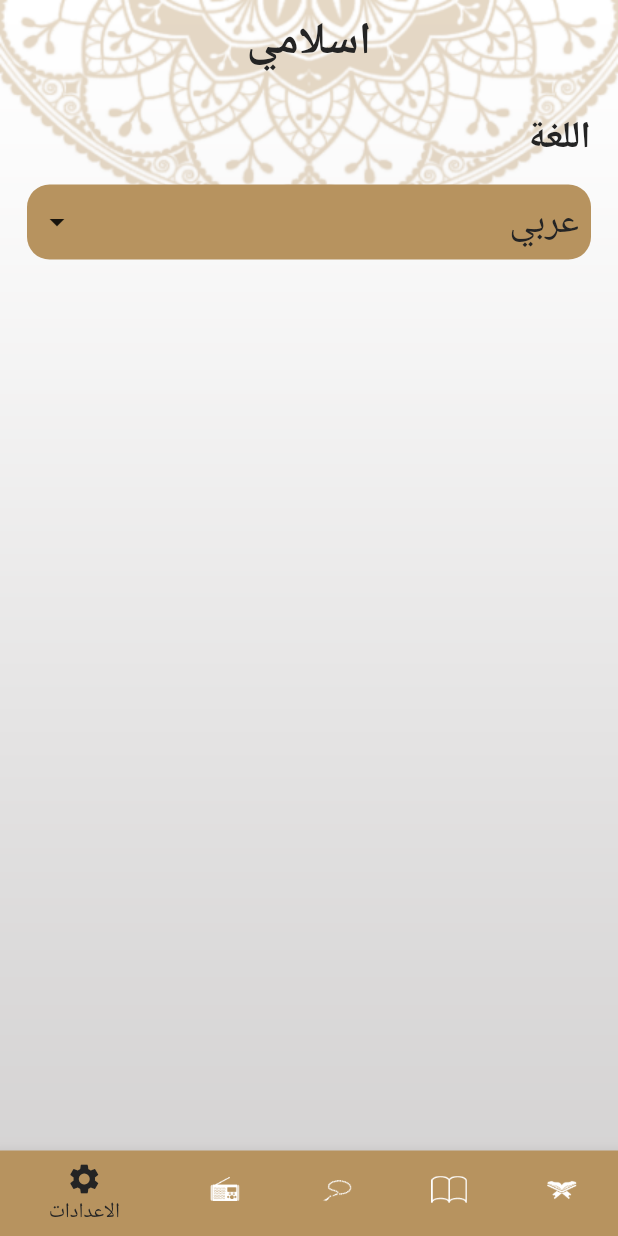
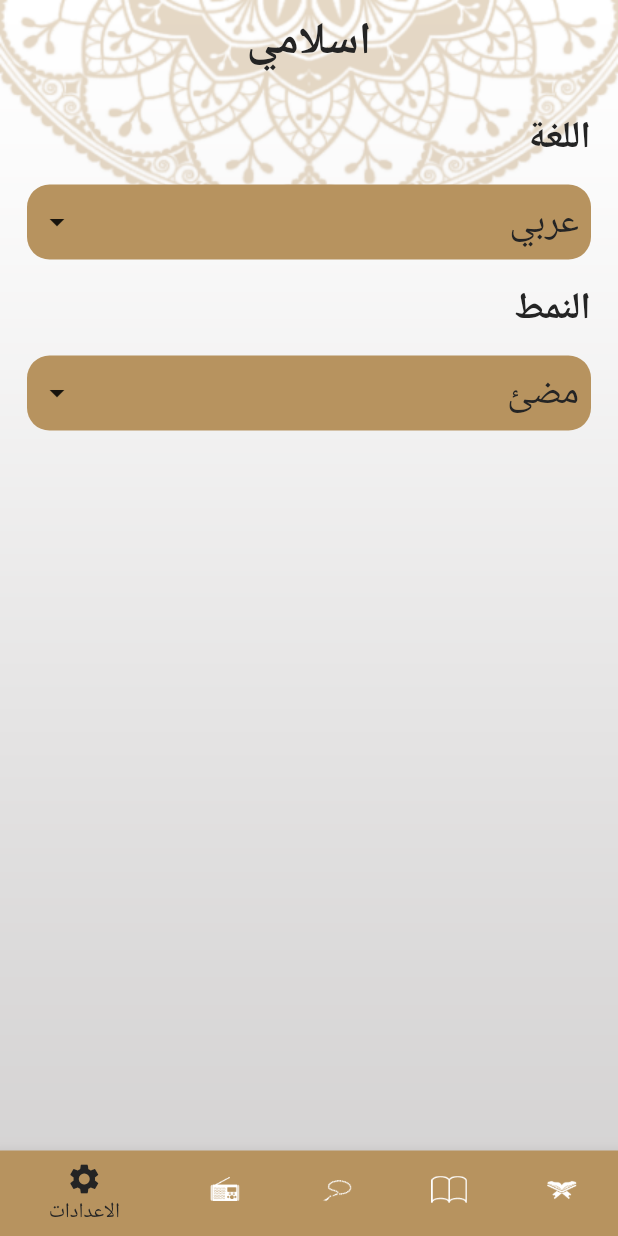
Before and after one commit to RanaUsama20/Islami-App, a Flutter app: the screen it shows after launch, item 5 of the bottom bar chosen, on a phone screen of 412 x 824 dp. Run offline on Flutter 3.47's test engine with Material 2 defaults, Android fonts, the phone set to English and light mode, and no system bars; generated files the repository leaves out were written again.

Commit message:
finished theming.

```diff
--- a/lib/Home/HomeScreen.dart
+++ b/lib/Home/HomeScreen.dart
@@ -5,6 +5,8 @@ import 'package:islami_rana/Radio/radio_tab.dart';
 import 'package:islami_rana/Sebha/sebha_tab.dart';
 import 'package:flutter_gen/gen_l10n/app_localizations.dart';
 import 'package:islami_rana/Settings/settings_tab.dart';
+import 'package:islami_rana/provider/app_config_provider.dart';
+import 'package:provider/provider.dart';
 
 class HomeScreen extends StatefulWidget {
  static const String routeName = 'Home Screen';
@@ -20,8 +22,15 @@ class _HomeScreenState extends State<HomeScreen> {
  ];
   @override
   Widget build(BuildContext context) {
+    var provider = Provider.of<AppConfigProvider>(context);
     return Stack(
       children: [
+        provider.isDarkMode()?
+        Image.asset('assets/images/background_dark.png',
+          width: double.infinity,
+          height: double.infinity,
+          fit: BoxFit.fill,)
+        :
         Image.asset('assets/images/default_background.png',
         width: double.infinity,
          height: double.infinity,
--- a/lib/Home/main.dart
+++ b/lib/Home/main.dart
@@ -32,6 +32,8 @@ class MyApp extends StatelessWidget{
        HadethDetailsScreen.routeName : (context) => HadethDetailsScreen(),
      },
      theme: MyTheme.lightTheme,
+     darkTheme: MyTheme.darkTheme,
+     themeMode: provider.appTheme,
    );
   }
 
--- a/lib/Home/myTheme.dart
+++ b/lib/Home/myTheme.dart
@@ -3,8 +3,11 @@ import 'package:flutter/material.dart';
 class MyTheme{
   static Color blackColor = Color(0xff242424) ;
   static Color primarylight = Color(0xffB7935F);
+  static Color primaryDark = Color(0xff141A2E);
   static Color whiteColor = Colors.white;
   static Color lightBeige = Color(0xffAD9B81);
+  static Color yellowColor = Color(0xffFACC1D) ;
+
 
 
   static ThemeData lightTheme = ThemeData(
@@ -42,4 +45,40 @@ class MyTheme{
 
 
   );
+  static ThemeData darkTheme = ThemeData(
+      primaryColor: primaryDark,
+      scaffoldBackgroundColor: Colors.transparent,
+      appBarTheme: AppBarTheme(
+          iconTheme: IconThemeData(
+              color: whiteColor),
+          centerTitle: true,
+          backgroundColor: Colors.transparent,
+          elevation: 0),
+      textTheme: TextTheme(
+          titleLarge: TextStyle(
+              color: whiteColor,
+              fontSize: 30,
+              fontWeight: FontWeight.w700),
+          titleMedium: TextStyle(
+            fontSize: 25,
+            fontWeight: FontWeight.w600,
+            color: whiteColor,
+          ),
+          titleSmall: TextStyle(
+            fontSize: 25,
+            fontWeight: FontWeight.w400,
+            color: yellowColor,
+          )),
+      bottomNavigationBarTheme: BottomNavigationBarThemeData(
+        selectedItemColor: yellowColor,
+        unselectedItemColor: whiteColor,
+
+      )
+
+
+
+
+
+  );
+
 }
--- a/lib/Settings/settings_tab.dart
+++ b/lib/Settings/settings_tab.dart
@@ -3,6 +3,8 @@ import 'package:islami_rana/Settings/LanguageBottomSheet.dart';
 import 'package:flutter_gen/gen_l10n/app_localizations.dart';
 import 'package:islami_rana/provider/app_config_provider.dart';
 import 'package:provider/provider.dart';
+
+import 'ThemeBottomSheet.dart';
 
 
 class SettingsTab extends StatefulWidget {
@@ -22,7 +24,8 @@ class _SettingsTabState extends State<SettingsTab> {
         children: [
           Text(AppLocalizations.of(context)!.language,
             style: Theme.of(context).textTheme.titleMedium,),
-          SizedBox(height: 15,),
+          SizedBox(
+            height: 15,),
           Container(
             padding: EdgeInsets.all(8),
             decoration: BoxDecoration(
@@ -45,7 +48,37 @@ class _SettingsTabState extends State<SettingsTab> {
                 ],
               ),
             ),
-          )
+          ),
+          SizedBox(
+            height: 15,),
+          Text(AppLocalizations.of(context)!.theme,
+            style: Theme.of(context).textTheme.titleMedium,),
+          SizedBox(
+            height: 15,),
+          Container(
+            padding: EdgeInsets.all(8),
+            decoration: BoxDecoration(
+                color: Theme.of(context).primaryColor,
+                borderRadius: BorderRadius.circular(15)
+            ),
+            child: InkWell(
+              onTap: (){
+                showThemeBottomSheet();
+              },
+              child: Row(
+                mainAxisAlignment: MainAxisAlignment.spaceBetween,
+                children: [
+                  Text( provider.appTheme == ThemeMode.light?
+                  AppLocalizations.of(context)!.light
+                      :
+                  AppLocalizations.of(context)!.dark,
+                      style: Theme.of(context).textTheme.titleSmall),
+                  Icon(Icons.arrow_drop_down)
+                ],
+              ),
+            ),
+          ),
+
         ],
       ),
     );
@@ -56,4 +89,9 @@ class _SettingsTabState extends State<SettingsTab> {
       builder:(context) => LanguageBottomSheet()
     );
   }
+  void showThemeBottomSheet() {
+    showModalBottomSheet(context: context,
+        builder:(context) => ThemeBottomSheet()
+    );
+  }
 }
--- a/lib/provider/app_config_provider.dart
+++ b/lib/provider/app_config_provider.dart
@@ -2,6 +2,7 @@ import 'package:flutter/material.dart';
 
 class AppConfigProvider extends ChangeNotifier{
   String appLanguage = 'ar';
+  ThemeMode appTheme = ThemeMode.light;
 
   void ChangeLanguage(String newLanguage){
       if(appLanguage == newLanguage){
@@ -12,4 +13,18 @@ class AppConfigProvider extends ChangeNotifier{
         notifyListeners();
       }
   }
+  void ChangeTheme(ThemeMode newMode){
+    if(appTheme == newMode){
+      return;
+    }
+    else{
+      appTheme = newMode;
+      notifyListeners();
+    }
+  }
+  bool isDarkMode(){
+    return appTheme == ThemeMode.dark;
+  }
+
+
 }
```
Also changed, not shown: lib/Quran/SuraDetailsScreen.dart (+15 -4 lines), lib/Quran/item_sura_name.dart (+10 -1 lines), lib/Settings/ThemeBottomSheet.dart (added, +72 -0 lines).
